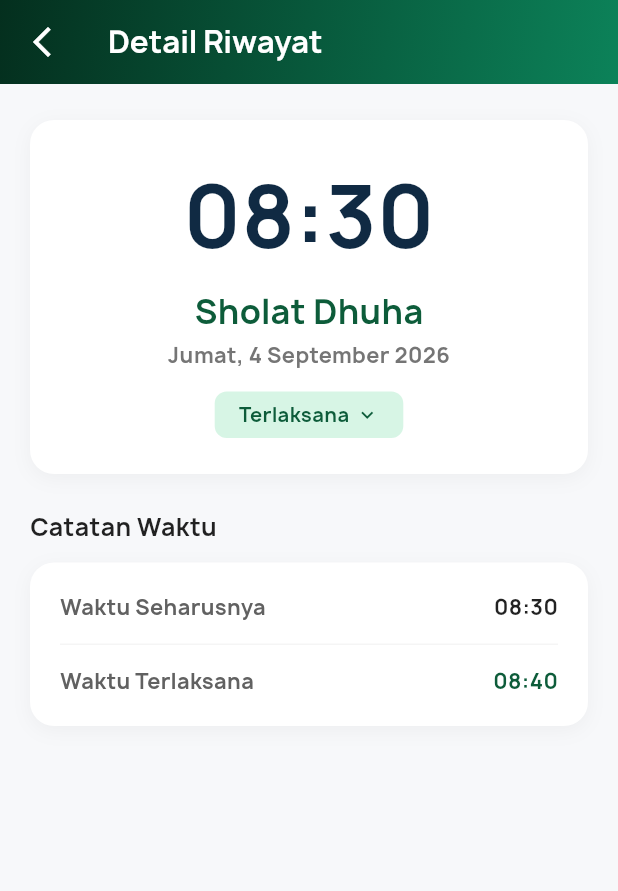
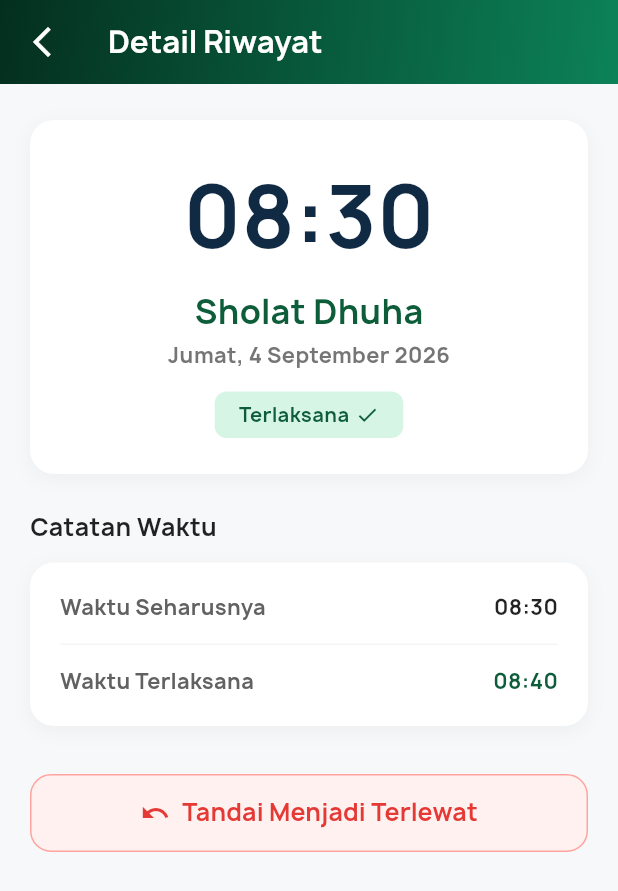
Before and after one commit to Naufalpc11/nawaitu-app, a Flutter app: the HistoryScreen screen opened directly, after a tap on "Sholat Dhuha", on a phone screen of 412 x 824 dp. Shown: the top 891 px of the screen. Run offline on Flutter 3.47's test engine with Material 3 defaults, Android fonts, the phone set to English and light mode, and no system bars; our stand-ins replace sqflite; accounts and stored records are empty.

Commit message:
feat: implement history status update UI and SQLite database helper

```diff
--- a/lib/screens/detail_history_screen.dart
+++ b/lib/screens/detail_history_screen.dart
@@ -3,7 +3,7 @@ import 'package:flutter/material.dart';
 import '../models/history_model.dart';
 import '../widgets/status_badge.dart';
 
-class DetailHistoryScreen extends StatelessWidget {
+class DetailHistoryScreen extends StatefulWidget {
   final HistoryModel? history;
 
   const DetailHistoryScreen({
@@ -12,17 +12,89 @@ class DetailHistoryScreen extends StatelessWidget {
   });
 
   @override
+  State<DetailHistoryScreen> createState() => _DetailHistoryScreenState();
+}
+
+class _DetailHistoryScreenState extends State<DetailHistoryScreen> {
+  late HistoryModel _currentHistory;
+  bool _isInitialized = false;
+
+  @override
+  void didChangeDependencies() {
+    super.didChangeDependencies();
+    if (!_isInitialized) {
+      if (widget.history != null) {
+        _currentHistory = widget.history!;
+      } else {
+        final args = ModalRoute.of(context)?.settings.arguments;
+        if (args is HistoryModel) {
+          _currentHistory = args;
+        } else {
+          _currentHistory = const HistoryModel(
+            id: '',
+            title: '',
+            date: '',
+            scheduledTime: '',
+            actualTime: '-',
+            isCompleted: false,
+          );
+        }
+      }
+      _isInitialized = true;
+    }
+  }
+
+  void _toggleStatus() {
+    final now = TimeOfDay.now();
+    final hour = now.hour.toString().padLeft(2, '0');
+    final minute = now.minute.toString().padLeft(2, '0');
+    final formattedTime = '$hour:$minute';
+
+    setState(() {
+      if (_currentHistory.isCompleted) {
+        _currentHistory = _currentHistory.copyWith(
+          isCompleted: false,
+          actualTime: '-',
+        );
+      } else {
+        _currentHistory = _currentHistory.copyWith(
+          isCompleted: true,
+          actualTime: formattedTime,
+        );
+      }
+    });
+
+    ScaffoldMessenger.of(context).hideCurrentSnackBar();
+    ScaffoldMessenger.of(context).showSnackBar(
+      SnackBar(
+        content: Text(
+          _currentHistory.isCompleted
+              ? 'Status diubah: Terlaksana (pukul ${_currentHistory.actualTime})'
+              : 'Status diubah: Terlewat',
+        ),
+        backgroundColor: _currentHistory.isCompleted
+            ? const Color(0xFF0D5C3A)
+            : const Color(0xFFE53935),
+        duration: const Duration(seconds: 2),
+      ),
+    );
+  }
+
+  @override
   Widget build(BuildContext context) {
-    final currentHistory = history ??
-        (ModalRoute.of(context)?.settings.arguments as HistoryModel);
-
-    return Scaffold(
+    return PopScope(
+      canPop: false,
+      onPopInvokedWithResult: (didPop, result) {
+        if (didPop) return;
+        Navigator.pop(context, _currentHistory);
+      },
+      child: Scaffold(
         backgroundColor: const Color(0xFFF7F8FA),
         appBar: AppBar(
           elevation: 0,
           leading: IconButton(
             icon: const Icon(Icons.arrow_back_ios_new, color: Colors.white),
-          onPressed: () => Navigator.pop(context),
+            onPressed: () => Navigator.pop(context, _currentHistory),
           ),
           title: const Text(
             'Detail Riwayat',
@@ -65,7 +137,7 @@ class DetailHistoryScreen extends StatelessWidget {
                 child: Column(
                   children: [
                     Text(
-                    currentHistory.scheduledTime,
+                      _currentHistory.scheduledTime,
                       style: const TextStyle(
                         fontSize: 56,
                         fontWeight: FontWeight.bold,
@@ -74,7 +146,7 @@ class DetailHistoryScreen extends StatelessWidget {
                     ),
                     const SizedBox(height: 8),
                     Text(
-                    currentHistory.title,
+                      _currentHistory.title,
                       style: const TextStyle(
                         fontSize: 22,
                         fontWeight: FontWeight.bold,
@@ -83,7 +155,7 @@ class DetailHistoryScreen extends StatelessWidget {
                     ),
                     const SizedBox(height: 4),
                     Text(
-                    currentHistory.date,
+                      _currentHistory.date,
                       style: TextStyle(
                         fontSize: 14,
                         color: Colors.grey.shade600,
@@ -91,9 +163,9 @@ class DetailHistoryScreen extends StatelessWidget {
                     ),
                     const SizedBox(height: 14),
                     StatusBadge.fromStatus(
-                    isCompleted: currentHistory.isCompleted,
-                    icon: currentHistory.isCompleted
-                        ? Icons.keyboard_arrow_down
+                      isCompleted: _currentHistory.isCompleted,
+                      icon: _currentHistory.isCompleted
+                          ? Icons.check
                           : Icons.close,
                       padding: const EdgeInsets.symmetric(
                         horizontal: 16,
@@ -144,7 +216,7 @@ class DetailHistoryScreen extends StatelessWidget {
                           ),
                         ),
                         Text(
-                        currentHistory.scheduledTime,
+                          _currentHistory.scheduledTime,
                           style: const TextStyle(
                             fontSize: 14,
                             fontWeight: FontWeight.bold,
@@ -172,11 +244,11 @@ class DetailHistoryScreen extends StatelessWidget {
                           ),
                         ),
                         Text(
-                        currentHistory.actualTime,
+                          _currentHistory.actualTime,
                           style: TextStyle(
                             fontSize: 14,
                             fontWeight: FontWeight.bold,
-                          color: currentHistory.isCompleted
+                            color: _currentHistory.isCompleted
                                 ? const Color(0xFF0D5C3A)
                                 : const Color(0xFFE53935),
                           ),
@@ -186,7 +258,52 @@ class DetailHistoryScreen extends StatelessWidget {
                   ],
                 ),
               ),
+
+              const SizedBox(height: 32),
+
+              // 3. Tombol Aksi: Mengubah Status Riwayat (Use Case)
+              ElevatedButton(
+                onPressed: _toggleStatus,
+                style: ElevatedButton.styleFrom(
+                  backgroundColor: _currentHistory.isCompleted
+                      ? const Color(0xFFFFF1F0)
+                      : const Color(0xFF0D5C3A),
+                  foregroundColor: _currentHistory.isCompleted
+                      ? const Color(0xFFE53935)
+                      : Colors.white,
+                  side: _currentHistory.isCompleted
+                      ? const BorderSide(color: Color(0xFFFFA39E))
+                      : BorderSide.none,
+                  elevation: 0,
+                  minimumSize: const Size(double.infinity, 52),
+                  shape: RoundedRectangleBorder(
+                    borderRadius: BorderRadius.circular(14),
+                  ),
+                ),
+                child: Row(
+                  mainAxisAlignment: MainAxisAlignment.center,
+                  children: [
+                    Icon(
+                      _currentHistory.isCompleted
+                          ? Icons.undo
+                          : Icons.check_circle_outline,
+                      size: 20,
+                    ),
+                    const SizedBox(width: 8),
+                    Text(
+                      _currentHistory.isCompleted
+                          ? 'Tandai Menjadi Terlewat'
+                          : 'Tandai Sudah Terlaksana',
+                      style: const TextStyle(
+                        fontSize: 16,
+                        fontWeight: FontWeight.bold,
+                      ),
+                    ),
                   ],
+                ),
+              ),
+            ],
+          ),
         ),
       ),
     );
--- a/lib/screens/history_screen.dart
+++ b/lib/screens/history_screen.dart
@@ -22,12 +22,25 @@ class _HistoryScreenState extends State<HistoryScreen> {
     _histories = List.from(dummyHistories);
   }
 
-  void _navigateToDetail(HistoryModel history) {
-    Navigator.pushNamed(
+  Future<void> _navigateToDetail(int index) async {
+    final history = _histories[index];
+    final result = await Navigator.pushNamed(
       context,
       AppRoutes.detailHistory,
       arguments: history,
     );
+
+    if (result is HistoryModel) {
+      setState(() {
+        _histories[index] = result;
+      });
+
+      // Sinkronkan ke dummyHistories agar Dashboard ter-update otomatis
+      final dummyIdx = dummyHistories.indexWhere((h) => h.id == result.id);
+      if (dummyIdx != -1) {
+        dummyHistories[dummyIdx] = result;
+      }
+    }
   }
 
   @override
@@ -68,7 +81,7 @@ class _HistoryScreenState extends State<HistoryScreen> {
                 final history = _histories[index];
                 return HistoryCard(
                   history: history,
-                  onTap: () => _navigateToDetail(history),
+                  onTap: () => _navigateToDetail(index),
                 );
               },
             ),
--- a/pubspec.yaml
+++ b/pubspec.yaml
@@ -34,6 +34,8 @@ dependencies:
   # The following adds the Cupertino Icons font to your application.
   # Use with the CupertinoIcons class for iOS style icons.
   cupertino_icons: ^1.0.8
+  sqflite: ^2.4.5
+  path: ^1.9.1
 
 dev_dependencies:
   flutter_test:
```
Also changed, not shown: lib/database/database_helper.dart (added, +374 -0 lines), pubspec.lock, 1 other file. Lines whose indentation alone changed are shown as unchanged.
